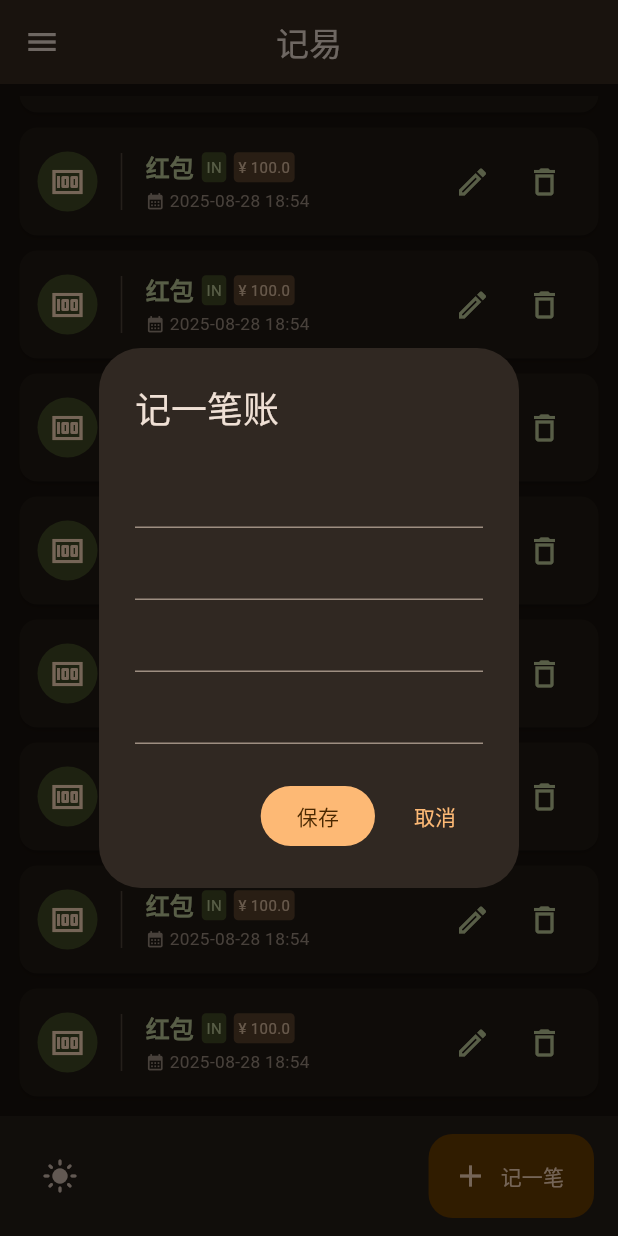
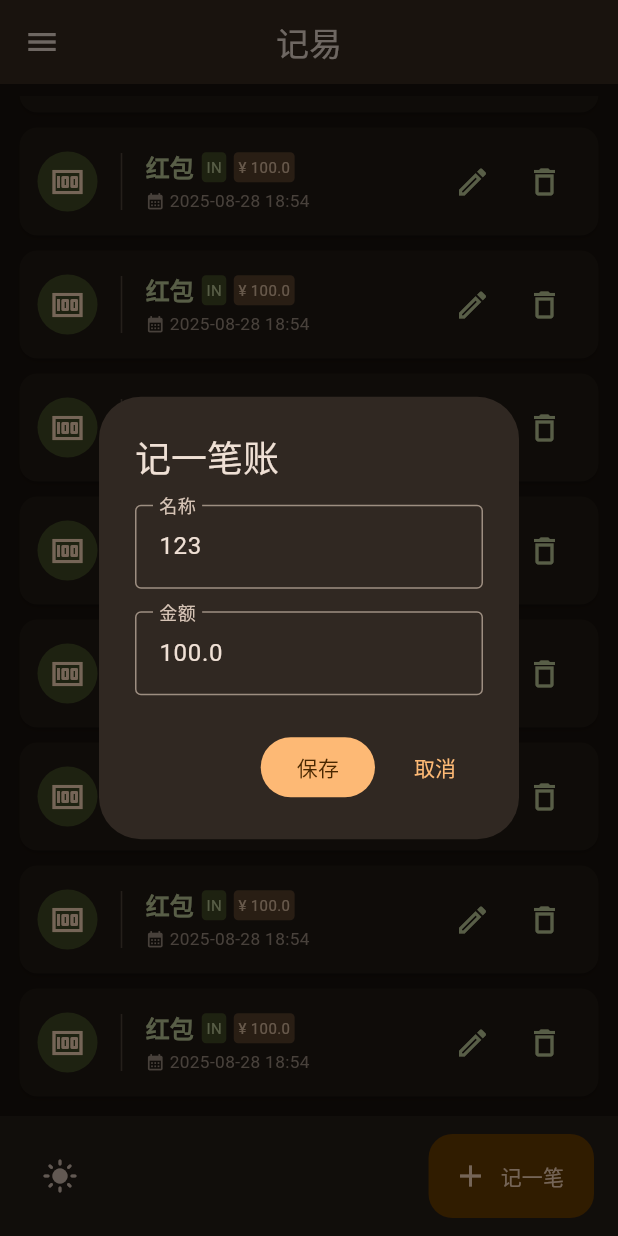
Before and after one commit to wzk0/flutter_jiyi, a Flutter app: the screen it shows after launch, scrolled down 66 dp, after a tap on "记一笔", on a phone screen of 412 x 824 dp. Run offline on Flutter 3.47's test engine with Material 3 defaults, Android fonts, the phone set to English and light mode, and no system bars; our stand-ins replace fl_chart.

Commit message:
feat(widgets): 重构 AltDialogWidget 并添加交易编辑功能
- 将 AltDialogWidget 从 StatelessWidget 改为 StatefulWidget
- 添加 Transaction 参数以支持编辑现有交易
- 实现交易名称和金额的输入框
- 在 DrawerWidget 和 ExpdCardHighestWidget 中添加交易颜色参数
- 更新 FabWidget 以传递示例交易数据到 AltDialogWidget

```diff
--- /dev/null
+++ b/lib/models/transcation.dart
@@ -0,0 +1,17 @@
+class Transaction {
+  //final String id;
+  final String name;
+  final double money;
+  //final String category;
+  //final DateTime date;
+
+  Transaction({
+    //required this.id,
+    required this.name,
+    required this.money,
+    //required this.category,
+    //required this.date,
+  });
+
+  // 这里可以添加其他方法...
+}
--- a/lib/widgets/alt_dialog_widget.dart
+++ b/lib/widgets/alt_dialog_widget.dart
@@ -1,17 +1,61 @@
 import 'package:flutter/material.dart';
+import 'package:jiyi/models/transcation.dart';
 
-class AltDialogWidget extends StatelessWidget {
+class AltDialogWidget extends StatefulWidget {
   final String title;
+  final Transaction? transaction;
 
-  const AltDialogWidget({super.key, required this.title});
+  const AltDialogWidget({super.key, required this.title, this.transaction});
+
+  @override
+  State<AltDialogWidget> createState() => _AltDialogWidgetState();
+}
+
+class _AltDialogWidgetState extends State<AltDialogWidget> {
+  final TextEditingController _nameController = TextEditingController();
+  final TextEditingController _moneyController = TextEditingController();
+
+  @override
+  void initState() {
+    super.initState();
+    if (widget.transaction != null) {
+      _nameController.text = widget.transaction!.name;
+      _moneyController.text = widget.transaction!.money.toString();
+    }
+  }
+
+  @override
+  void dispose() {
+    _nameController.dispose();
+    _moneyController.dispose();
+    super.dispose();
+  }
 
   @override
   Widget build(BuildContext context) {
     return AlertDialog(
-      title: Text(title),
+      title: Text(widget.title),
       content: Column(
+        spacing: 15,
         mainAxisSize: MainAxisSize.min,
-        children: [TextField(), TextField(), TextField(), TextField()],
+        children: [
+          TextField(
+            controller: _nameController,
+            decoration: InputDecoration(
+              labelText: '名称',
+              hintText: _nameController.text,
+              border: OutlineInputBorder()
+            ),
+          ),
+          TextField(
+            controller: _moneyController,
+            decoration: InputDecoration(
+              labelText: '金额',
+              hintText: _moneyController.text,
+              border: OutlineInputBorder()
+            ),
+          ),
+        ],
       ),
       actions: [
         FilledButton(onPressed: () {}, child: Text('保存')),
--- a/lib/widgets/drawer_widget.dart
+++ b/lib/widgets/drawer_widget.dart
@@ -139,11 +139,13 @@ class _DrawerWidgetState extends State<DrawerWidget> {
                       money: 200,
                       descr: '最高的一笔收入',
                       bgcolor: Theme.of(context).colorScheme.tertiaryContainer,
+                      txcolor: Theme.of(context).colorScheme.tertiary,
                     ),
                     ExpdCardHighestWidget(
                       money: 100,
                       descr: '最高的一笔支出',
                       bgcolor: Theme.of(context).colorScheme.primaryContainer,
+                      txcolor: Theme.of(context).colorScheme.primary,
                     ),
                   ],
                 ),
--- a/lib/widgets/expd_card/expd_card_highest_widget.dart
+++ b/lib/widgets/expd_card/expd_card_highest_widget.dart
@@ -4,12 +4,13 @@ class ExpdCardHighestWidget extends StatelessWidget {
   final double money;
   final String descr;
   final Color bgcolor;
+  final Color txcolor;
 
   const ExpdCardHighestWidget({
     super.key,
     required this.money,
     required this.descr,
-    required this.bgcolor,
+    required this.bgcolor, required this.txcolor,
   });
 
   @override
@@ -22,7 +23,7 @@ class ExpdCardHighestWidget extends StatelessWidget {
           child: Column(
             spacing: 5,
             children: [
-              Text('¥ $money', style: TextStyle(fontSize: 26)),
+              Text('¥ $money', style: TextStyle(fontSize: 26, color: txcolor)),
               Text(
                 descr,
                 style: TextStyle(
--- a/lib/widgets/fab_widget.dart
+++ b/lib/widgets/fab_widget.dart
@@ -1,4 +1,5 @@
 import 'package:flutter/material.dart';
+import 'package:jiyi/models/transcation.dart';
 import 'package:jiyi/widgets/alt_dialog_widget.dart';
 
 class Fab extends StatelessWidget {
@@ -11,7 +12,7 @@ class Fab extends StatelessWidget {
         showDialog(
           context: context,
           builder: (context) {
-            return AltDialogWidget(title: '记一笔账');
+            return AltDialogWidget(title: '记一笔账', transaction: Transaction(name: '123', money: 100),);
           },
         );
       },
```
